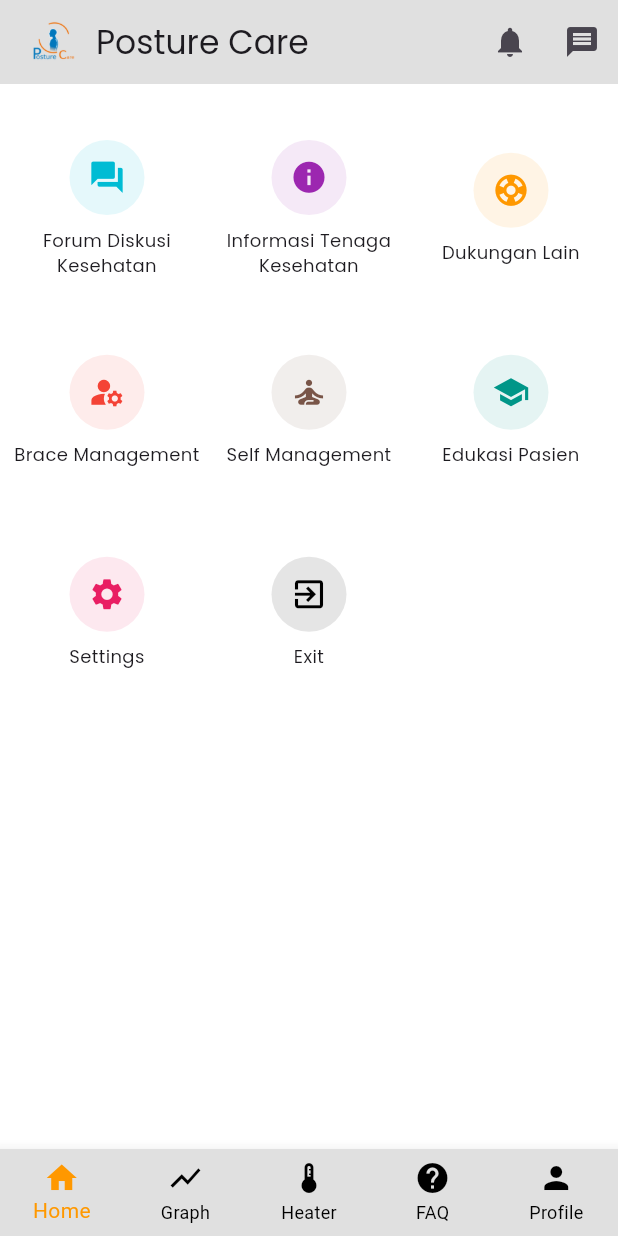
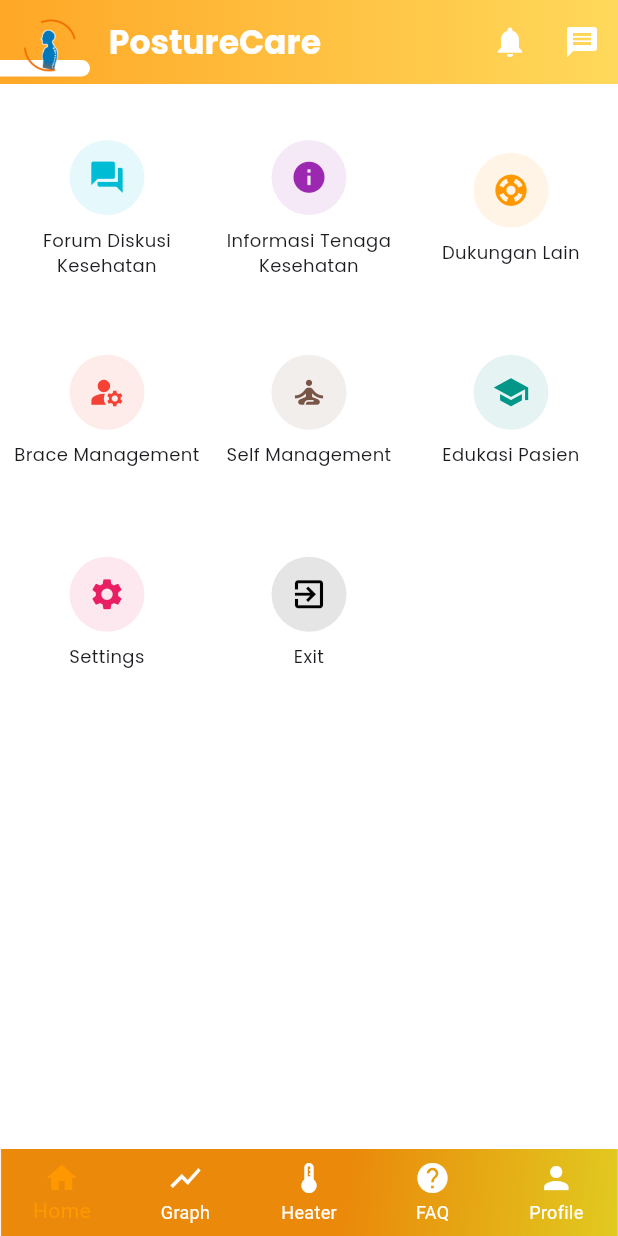
Before and after one commit to WenaHarle/PostureCare, a Flutter app: the HomePage screen opened directly, on a phone screen of 412 x 824 dp. Run offline on Flutter 3.47's test engine with Material 3 defaults, Android fonts, the phone set to English and light mode, and no system bars; our stand-ins replace cloud_firestore, firebase_auth, firebase_core, firebase_database, firebase_storage, fl_chart and 2 more; accounts and stored records are empty.

Commit message:
Posturecare

```diff
--- a/lib/main.dart
+++ b/lib/main.dart
@@ -42,6 +42,15 @@ class _HomePageState extends State<HomePage> {
     ProfilePage(),
   ];
 
+  // Method to create a gradient
+  LinearGradient _buildGradient() {
+    return LinearGradient(
+      colors: [Color(0xFFFFA726), Color(0xFFFFD95B)], // Orange to yellow gradient
+      begin: Alignment.centerLeft,
+      end: Alignment.centerRight,
+    );
+  }
+
   @override
   Widget build(BuildContext context) {
     return Scaffold(
@@ -49,33 +58,67 @@ class _HomePageState extends State<HomePage> {
         title: Row(
           children: [
             Image.asset(
-              'assets/logo.png', // path to your logo asset
+              'assets/logo2.png', // path to your logo asset
               height: 40.0, // adjust as needed
             ),
-            SizedBox(width: 8.0),
-            Text('Posture Care',
-            style: GoogleFonts.poppins()
+            SizedBox(width: 20.0),
+            Text(
+              'PostureCare',
+              style: GoogleFonts.poppins(
+                textStyle: TextStyle(
+                  color: Colors.white, // White text on gradient
+                  fontWeight: FontWeight.bold,
+                ),
+              ),
             ),
           ],
         ),
-        backgroundColor: Colors.grey.shade300,
+        flexibleSpace: Stack(
+          children: [
+            Container(
+              decoration: BoxDecoration(
+                gradient: _buildGradient(), // Gradient for AppBar
+              ),
+            ),
+            Positioned(
+              left: -20,
+              top: 40,
+              bottom: 5,
+              child: Container(
+                width: 80, // Adjust the width to your needs
+                decoration: BoxDecoration(
+                  color: Colors.white,
+                  borderRadius: BorderRadius.circular(100), // Smaller radius for rounded rectangle
+                ),
+              ),
+            ),
+          ],
+        ),
         actions: [
           IconButton(
-            icon: Icon(Icons.notifications),
+            icon: Icon(Icons.notifications, color: Colors.white),
             onPressed: () {},
           ),
           IconButton(
-            icon: Icon(Icons.message),
+            icon: Icon(Icons.message, color: Colors.white),
             onPressed: () {},
           ),
         ],
       ),
-      bottomNavigationBar: BottomNavigationBar(
+      bottomNavigationBar: Container(
+        decoration: BoxDecoration(
+          image: DecorationImage(
+            image: AssetImage('assets/bar.png'), // Use the uploaded image as background
+            fit: BoxFit.cover, // Ensure the image covers the entire background
+          ),
+        ),
+        child: BottomNavigationBar(
           currentIndex: _pageIndex,
           type: BottomNavigationBarType.fixed,
-        backgroundColor: Colors.grey.shade300,
+          backgroundColor: Colors.transparent, // Ensure the background is transparent
+          elevation: 0, // Remove any shadow or elevation effect
           selectedItemColor: Colors.orange,
-        unselectedItemColor: Colors.black,
+          unselectedItemColor: Colors.white, // White for unselected icons
           onTap: (index) {
             setState(() {
               _pageIndex = index;
@@ -104,6 +147,7 @@ class _HomePageState extends State<HomePage> {
             ),
           ],
         ),
+      ),
       body: _pages[_pageIndex],
     );
   }
--- a/pubspec.yaml
+++ b/pubspec.yaml
@@ -68,7 +68,10 @@ dev_dependencies:
 flutter:
   assets:
     - assets/logo.png
+    - assets/logo2.png
     - assets/profile.png
+    - assets/bar2.png
+    - assets/bar.png
 
   # The following line ensures that the Material Icons font is
   # included with your application, so that you can use the icons in
```
Also changed, not shown: assets/bar.png (added), assets/bar2.png (added), assets/logo2.png (added). Lines whose indentation alone changed are shown as unchanged.
